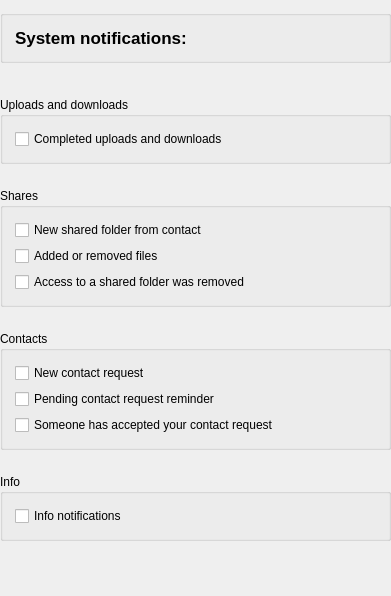
This is src/MEGASync/gui/ui/NotificationsSettings.ui in meganz/MEGAsync as Qt 5 draws it before an edit. The edited form follows.
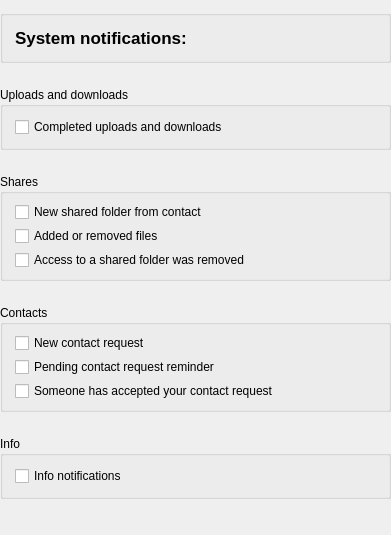
This is the edited form. Custom widgets are drawn as their Qt base class.

Commit message: SNC-4972 : Fix notifications tab.

Patch:
```diff
--- a/src/MEGASync/gui/ui/NotificationsSettings.ui
+++ b/src/MEGASync/gui/ui/NotificationsSettings.ui
@@ -7,9 +7,21 @@
     <x>0</x>
     <y>0</y>
     <width>391</width>
-    <height>596</height>
+    <height>535</height>
    </rect>
   </property>
+  <property name="sizePolicy">
+   <sizepolicy hsizetype="Preferred" vsizetype="Preferred">
+    <horstretch>0</horstretch>
+    <verstretch>0</verstretch>
+   </sizepolicy>
+  </property>
+  <property name="maximumSize">
+   <size>
+    <width>16777215</width>
+    <height>559</height>
+   </size>
+  </property>
   <property name="windowTitle">
    <string notr="true"/>
   </property>
@@ -91,7 +103,7 @@
    </item>
    <item>
     <widget class="QWidget" name="NotificationSettingCheckboxes" native="true">
-     <layout class="QVBoxLayout" name="verticalLayout_6">
+     <layout class="QVBoxLayout" name="verticalLayout_6" stretch="0,0,0,0">
       <property name="spacing">
        <number>24</number>
       </property>
@@ -99,7 +111,7 @@
        <number>0</number>
       </property>
       <property name="topMargin">
-       <number>10</number>
+       <number>0</number>
       </property>
       <property name="rightMargin">
        <number>0</number>
@@ -116,6 +128,9 @@
          <string notr="true">mega</string>
         </property>
         <layout class="QVBoxLayout" name="verticalLayout_3">
+         <property name="spacing">
+          <number>12</number>
+         </property>
          <property name="leftMargin">
           <number>12</number>
          </property>
@@ -136,6 +151,18 @@
              <verstretch>0</verstretch>
             </sizepolicy>
            </property>
+           <property name="minimumSize">
+            <size>
+             <width>0</width>
+             <height>16</height>
+            </size>
+           </property>
+           <property name="maximumSize">
+            <size>
+             <width>16777215</width>
+             <height>16</height>
+            </size>
+           </property>
            <property name="cursor">
             <cursorShape>PointingHandCursor</cursorShape>
            </property>
@@ -162,17 +189,20 @@
          <string notr="true">mega</string>
         </property>
         <layout class="QVBoxLayout" name="verticalLayout_2">
+         <property name="spacing">
+          <number>8</number>
+         </property>
          <property name="leftMargin">
           <number>12</number>
          </property>
          <property name="topMargin">
-          <number>12</number>
+          <number>10</number>
          </property>
          <property name="rightMargin">
           <number>12</number>
          </property>
          <property name="bottomMargin">
-          <number>12</number>
+          <number>10</number>
          </property>
          <item>
           <widget class="QCheckBox" name="NewSharedCheck">
@@ -182,6 +212,18 @@
              <verstretch>0</verstretch>
             </sizepolicy>
            </property>
+           <property name="minimumSize">
+            <size>
+             <width>0</width>
+             <height>16</height>
+            </size>
+           </property>
+           <property name="maximumSize">
+            <size>
+             <width>16777215</width>
+             <height>16</height>
+            </size>
+           </property>
            <property name="cursor">
             <cursorShape>PointingHandCursor</cursorShape>
            </property>
@@ -204,6 +246,18 @@
              <verstretch>0</verstretch>
             </sizepolicy>
            </property>
+           <property name="minimumSize">
+            <size>
+             <width>0</width>
+             <height>16</height>
+            </size>
+           </property>
+           <property name="maximumSize">
+            <size>
+             <width>16777215</width>
+             <height>16</height>
+            </size>
+           </property>
            <property name="cursor">
             <cursorShape>PointingHandCursor</cursorShape>
            </property>
@@ -226,6 +280,18 @@
              <verstretch>0</verstretch>
             </sizepolicy>
            </property>
+           <property name="minimumSize">
+            <size>
+             <width>0</width>
+             <height>16</height>
+            </size>
+           </property>
+           <property name="maximumSize">
+            <size>
+             <width>16777215</width>
+             <height>16</height>
+            </size>
+           </property>
            <property name="cursor">
             <cursorShape>PointingHandCursor</cursorShape>
            </property>
@@ -252,17 +318,20 @@
          <string notr="true">mega</string>
         </property>
         <layout class="QVBoxLayout" name="verticalLayout_4">
+         <property name="spacing">
+          <number>8</number>
+         </property>
          <property name="leftMargin">
           <number>12</number>
          </property>
          <property name="topMargin">
-          <number>12</number>
+          <number>10</number>
          </property>
          <property name="rightMargin">
           <number>12</number>
          </property>
          <property name="bottomMargin">
-          <number>12</number>
+          <number>10</number>
          </property>
          <item>
           <widget class="QCheckBox" name="NewContactCheck">
@@ -272,6 +341,18 @@
              <verstretch>0</verstretch>
             </sizepolicy>
            </property>
+           <property name="minimumSize">
+            <size>
+             <width>0</width>
+             <height>16</height>
+            </size>
+           </property>
+           <property name="maximumSize">
+            <size>
+             <width>16777215</width>
+             <height>16</height>
+            </size>
+           </property>
            <property name="cursor">
             <cursorShape>PointingHandCursor</cursorShape>
            </property>
@@ -294,6 +375,18 @@
              <verstretch>0</verstretch>
             </sizepolicy>
            </property>
+           <property name="minimumSize">
+            <size>
+             <width>0</width>
+             <height>16</height>
+            </size>
+           </property>
+           <property name="maximumSize">
+            <size>
+             <width>16777215</width>
+             <height>16</height>
+            </size>
+           </property>
            <property name="cursor">
             <cursorShape>PointingHandCursor</cursorShape>
            </property>
@@ -316,6 +409,18 @@
              <verstretch>0</verstretch>
             </sizepolicy>
            </property>
+           <property name="minimumSize">
+            <size>
+             <width>0</width>
+             <height>16</height>
+            </size>
+           </property>
+           <property name="maximumSize">
+            <size>
+             <width>16777215</width>
+             <height>16</height>
+            </size>
+           </property>
            <property name="cursor">
             <cursorShape>PointingHandCursor</cursorShape>
            </property>
@@ -342,6 +447,9 @@
          <string notr="true">mega</string>
         </property>
         <layout class="QVBoxLayout" name="verticalLayout_5">
+         <property name="spacing">
+          <number>12</number>
+         </property>
          <property name="leftMargin">
           <number>12</number>
          </property>
@@ -362,6 +470,18 @@
              <verstretch>0</verstretch>
             </sizepolicy>
            </property>
+           <property name="minimumSize">
+            <size>
+             <width>0</width>
+             <height>16</height>
+            </size>
+           </property>
+           <property name="maximumSize">
+            <size>
+             <width>16777215</width>
+             <height>16</height>
+            </size>
+           </property>
            <property name="cursor">
             <cursorShape>PointingHandCursor</cursorShape>
            </property>
```
Left out of the diff: 7 changed lines with no effect on the pictures. The commit also changes 2 other files.
